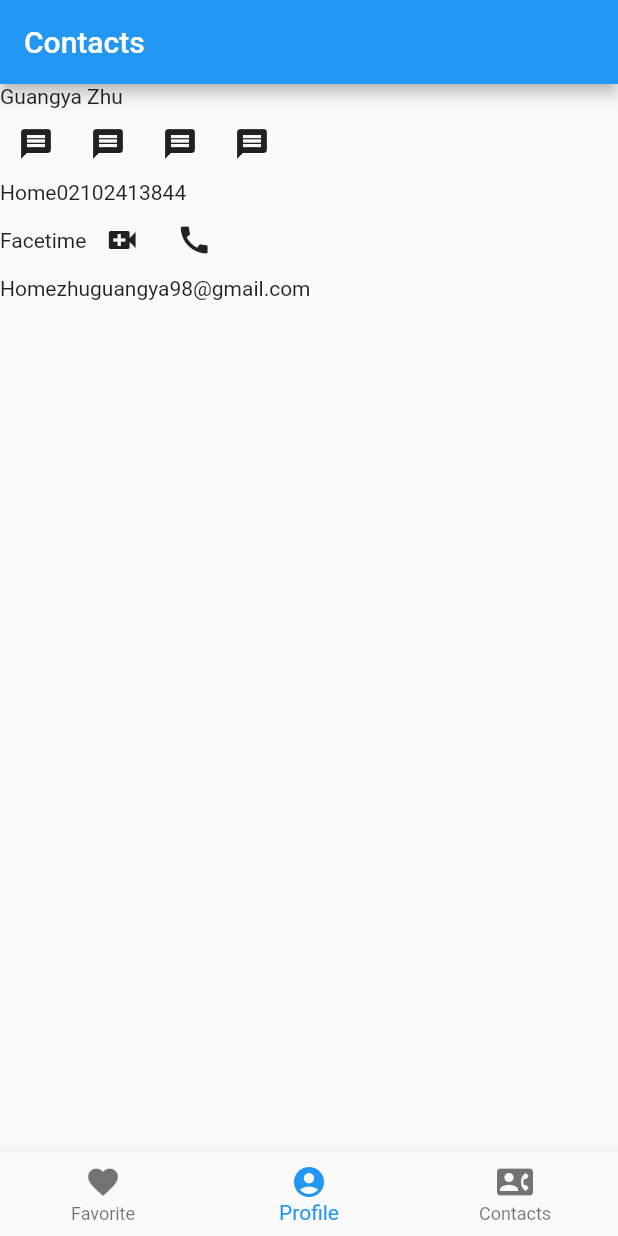
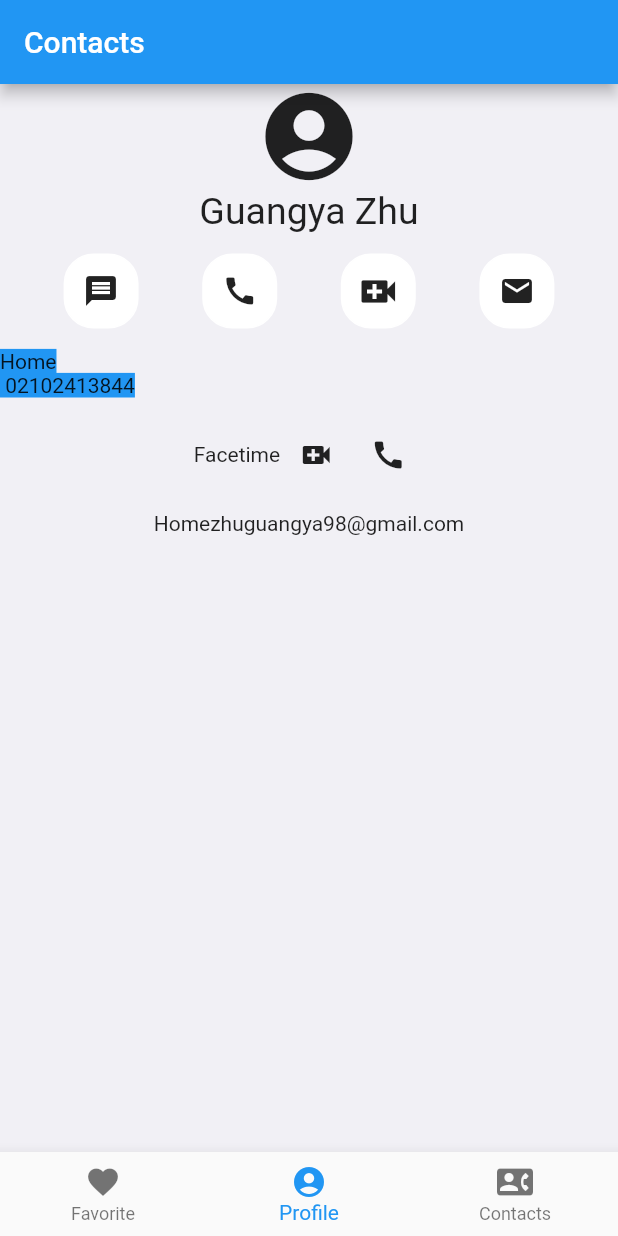
Before and after one commit to NoMacAlive/PhoneBookAppFlutter, a Flutter app: the screen it shows after launch, on a phone screen of 412 x 824 dp. Run offline on Flutter 3.47's test engine with Material 2 defaults, Android fonts, the phone set to English and light mode, and no system bars.

Commit message:
implementing Profile page with column

```diff
--- a/lib/main.dart
+++ b/lib/main.dart
@@ -73,6 +73,7 @@ class _MyHomePageState extends State<MyHomePage> {
       // fast, so that you can just rebuild anything that needs updating rather
       // than having to individually change instances of widgets.
       return Scaffold(
+        backgroundColor: _colorFromHex('#f1f0f5'),
           appBar: AppBar(
             // Here we take the value from the MyHomePage object that was created by
             // the App.build method, and use it to set our appbar title.
@@ -100,4 +101,9 @@ class _MyHomePageState extends State<MyHomePage> {
       widget.title = _titles[index];
     });
   }
+
+  Color _colorFromHex(String hexColor) {
+    final hexCode = hexColor.replaceAll('#', '');
+    return Color(int.parse('FF$hexCode', radix: 16));
+  }
 }
--- a/lib/navigationPages/profile.dart
+++ b/lib/navigationPages/profile.dart
@@ -7,54 +7,152 @@ class Profile extends StatefulWidget {
 }
 
 class _ProfileState extends State<Profile> {
-
-
   @override
   Widget build(BuildContext context) {
     // TODO: implement build
-      return ListView(
+    return Column(
       children: [
         Row(
           children: [
-              Text('Guangya Zhu')
+            Icon(
+              Icons.account_circle,
+              size: 70,
+            ),
           ],
-          )//Photo and name
-          ,
+          mainAxisAlignment:
+              MainAxisAlignment.center, //Center Row contents horizontally,
+          crossAxisAlignment:
+              CrossAxisAlignment.center, //Center Row contents vertica,
+        ),
         Row(
           children: [
-              IconButton(icon: Icon(Icons.message), onPressed: ()=>_buttonPressed),
-              IconButton(icon: Icon(Icons.message), onPressed: ()=>_buttonPressed),
-              IconButton(icon: Icon(Icons.message), onPressed: ()=>_buttonPressed),
-              IconButton(icon: Icon(Icons.message), onPressed: ()=>_buttonPressed),
+            Text(
+              'Guangya Zhu',
+              style: TextStyle(fontSize: 25),
+            ),
           ],
-          )//four icons message, call, facetime, email
-          ,
+          mainAxisAlignment:
+              MainAxisAlignment.center, //Center Row contents horizontally,
+          crossAxisAlignment:
+              CrossAxisAlignment.center, //Center Row contents vertically,
+        ),
+        SizedBox(
+          height: 14,
+        ),
         Row(
           children: [
-              Text('Home'),
-              Text('02102413844')
+            Column(
+              children: [
+                Container(
+                  decoration: BoxDecoration(
+                    border: Border.all(
+                      color: Colors.white,
+                    ),
+                    borderRadius: BorderRadius.all(Radius.circular(20)),
+                    color: Colors.white,
+                  ),
+                  child: IconButton(
+                      icon: Icon(Icons.message),
+                      onPressed: () => _buttonPressed),
+                ),
               ],
-          )//phone number
-          ,
+            ),
+            Column(
+              children: [
+                Container(
+                  decoration: BoxDecoration(
+                    border: Border.all(
+                      color: Colors.white,
+                    ),
+                    borderRadius: BorderRadius.all(Radius.circular(20)),
+                    color: Colors.white,
+                  ),
+                  child: IconButton(
+                      icon: Icon(Icons.call), onPressed: () => _buttonPressed),
+                ),
+              ],
+            ),
+            Column(
+              children: [
+                Container(
+                  decoration: BoxDecoration(
+                    border: Border.all(
+                      color: Colors.white,
+                    ),
+                    borderRadius: BorderRadius.all(Radius.circular(20)),
+                    color: Colors.white,
+                  ),
+                  child: IconButton(
+                      icon: Icon(Icons.video_call),
+                      iconSize: 30,
+                      onPressed: () => _buttonPressed),
+                ),
+              ],
+            ),
+            Column(
+              children: [
+                Container(
+                  decoration: BoxDecoration(
+                    border: Border.all(
+                      color: Colors.white,
+                    ),
+                    borderRadius: BorderRadius.all(Radius.circular(20)),
+                    color: Colors.white,
+                  ),
+                  child: IconButton(
+                      icon: Icon(Icons.email), onPressed: () => _buttonPressed),
+                ),
+              ],
+            ),
+          ],
+          mainAxisAlignment:
+              MainAxisAlignment.spaceEvenly, //Center Row contents horizontally,
+          crossAxisAlignment:
+              CrossAxisAlignment.start, //Center Row contents vertically,
+        ), //four icons message, call, facetime, email
+        SizedBox(
+          height: 14,
+        ),
+        Row(
+          children: [
+            Expanded(
+              child: Text('Home\n 02102413844',style: TextStyle(backgroundColor: Colors.blue),)
+            )
+   ],
+          mainAxisAlignment:
+              MainAxisAlignment.center, //Center Row contents horizontally,
+          crossAxisAlignment:
+              CrossAxisAlignment.center, //Center Row contents vertically,
+        ), //phone number
+
+        SizedBox(
+          height: 14,
+        ),
         Row(
           children: [
             Text('Facetime'),
-              IconButton(icon: Icon(Icons.video_call), onPressed: ()=>_buttonPressed),
-              IconButton(icon: Icon(Icons.call), onPressed: ()=>_buttonPressed),
+            IconButton(
+                icon: Icon(Icons.video_call), onPressed: () => _buttonPressed),
+            IconButton(icon: Icon(Icons.call), onPressed: () => _buttonPressed),
           ],
-          )//facetime
-          ,
+          mainAxisAlignment:
+              MainAxisAlignment.center, //Center Row contents horizontally,
+          crossAxisAlignment:
+              CrossAxisAlignment.center, //Center Row contents vertically,
+        ), //facetime
+        SizedBox(
+          height: 14,
+        ),
         Row(
-            children: [
-              Text('Home'),
-              Text('zhuguangya98@gmail.com')
-            ],
-          )//email
+          children: [Text('Home'), Text('zhuguangya98@gmail.com')],
+          mainAxisAlignment:
+              MainAxisAlignment.center, //Center Row contents horizontally,
+          crossAxisAlignment:
+              CrossAxisAlignment.center, //Center Row contents vertically,
+        ) //email
       ],
     );
   }
 
-  void _buttonPressed (){
-
+  void _buttonPressed() {}
 }
-}
```
Lines whose indentation alone changed are shown as unchanged.
